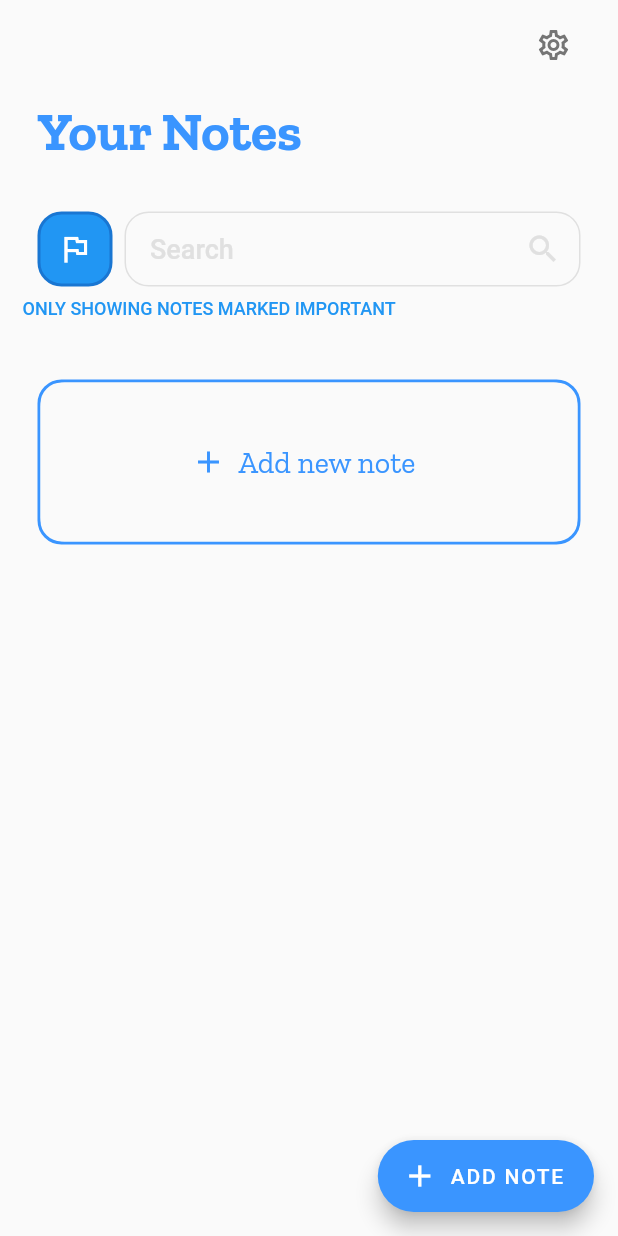
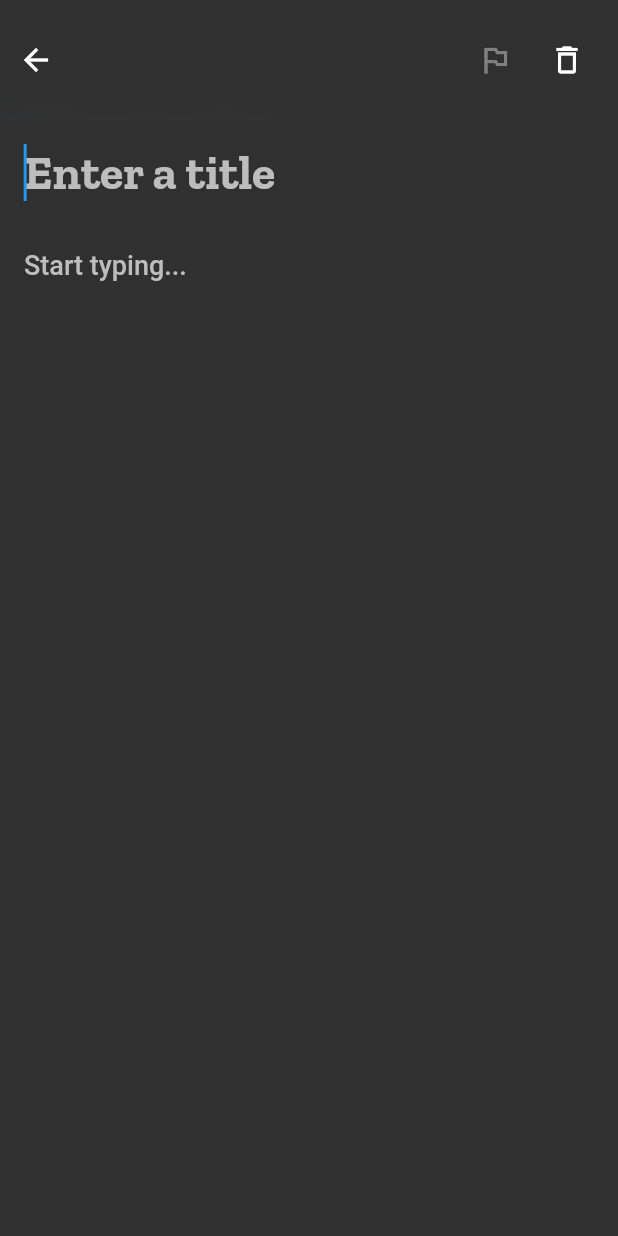
Before and after one commit to roshanrahman/flutter-notes-app, a Flutter app: the screen it shows after launch, after a tap on the "flag" icon, after a tap on "ADD NOTE", on a phone screen of 412 x 824 dp. Run offline on Flutter 3.47's test engine with Material 2 defaults, Android fonts, the phone set to English and light mode, and no system bars; our stand-ins replace outline_material_icons, share, shared_preferences, sqflite; accounts and stored records are empty; project files that could hold a hidden picture were left out.

```diff
--- a/lib/data/theme.dart
+++ b/lib/data/theme.dart
@@ -4,5 +4,10 @@ Color primaryColor = Color.fromARGB(255, 58, 149, 255);
 Color reallyLightGrey = Colors.grey.withAlpha(25);
 ThemeData appThemeLight =
     ThemeData.light().copyWith(primaryColor: primaryColor);
-ThemeData appThemeDark = ThemeData.dark()
-    .copyWith(primaryColor: Colors.white, toggleableActiveColor: primaryColor);
+ThemeData appThemeDark = ThemeData.dark().copyWith(
+    primaryColor: Colors.white,
+    toggleableActiveColor: primaryColor,
+    accentColor: primaryColor,
+    buttonColor: primaryColor,
+    textSelectionColor: primaryColor,
+    textSelectionHandleColor: primaryColor);
--- a/lib/main.dart
+++ b/lib/main.dart
@@ -1,4 +1,5 @@
 import 'package:flutter/material.dart';
+import 'package:notes/services/sharedPref.dart';
 import 'screens/home.dart';
 import 'data/theme.dart';
 
@@ -12,6 +13,12 @@ class MyApp extends StatefulWidget {
 
 class _MyAppState extends State<MyApp> {
   ThemeData theme = appThemeLight;
+  @override
+  void initState() {
+    super.initState();
+    updateThemeFromSharedPref();
+  }
+
   @override
   Widget build(BuildContext context) {
     return MaterialApp(
@@ -32,4 +39,13 @@ class _MyAppState extends State<MyApp> {
       });
     }
   }
+
+  void updateThemeFromSharedPref() async {
+    String themeText = await getThemeFromSharedPref();
+    if (themeText == 'light') {
+      setTheme(Brightness.light);
+    } else {
+      setTheme(Brightness.dark);
+    }
+  }
 }
--- /dev/null
+++ b/lib/screens/edit.dart
@@ -0,0 +1,262 @@
+import 'dart:ui';
+
+import 'package:flutter/cupertino.dart';
+import 'package:flutter/gestures.dart';
+import 'dart:async';
+import 'package:flutter/material.dart';
+import 'package:flutter/painting.dart';
+import 'package:flutter/painting.dart' as prefix0;
+import 'package:flutter/widgets.dart';
+import 'package:notes/data/models.dart';
+import 'package:notes/services/database.dart';
+import 'package:outline_material_icons/outline_material_icons.dart';
+
+class EditNotePage extends StatefulWidget {
+  Function() triggerRefetch;
+  NotesModel existingNote;
+  EditNotePage({Key key, Function() triggerRefetch, NotesModel existingNote})
+      : super(key: key) {
+    this.triggerRefetch = triggerRefetch;
+    this.existingNote = existingNote;
+  }
+  @override
+  _EditNotePageState createState() => _EditNotePageState();
+}
+
+class _EditNotePageState extends State<EditNotePage> {
+  bool isDirty = false;
+  bool isNoteNew = true;
+  FocusNode titleFocus = FocusNode();
+  FocusNode contentFocus = FocusNode();
+
+  NotesModel currentNote;
+  TextEditingController titleController = TextEditingController();
+  TextEditingController contentController = TextEditingController();
+
+  @override
+  void initState() {
+    super.initState();
+    if (widget.existingNote == null) {
+      currentNote = NotesModel(
+          content: '', title: '', date: DateTime.now(), isImportant: false);
+      isNoteNew = true;
+    } else {
+      currentNote = widget.existingNote;
+      isNoteNew = false;
+    }
+    titleController.text = currentNote.title;
+    contentController.text = currentNote.content;
+  }
+
+  @override
+  Widget build(BuildContext context) {
+    return Scaffold(
+        body: Stack(
+      children: <Widget>[
+        ListView(
+          children: <Widget>[
+            Container(
+              height: 80,
+            ),
+            Padding(
+              padding: const EdgeInsets.all(16.0),
+              child: TextField(
+                focusNode: titleFocus,
+                autofocus: true,
+                controller: titleController,
+                keyboardType: TextInputType.multiline,
+                maxLines: null,
+                onSubmitted: (text) {
+                  titleFocus.unfocus();
+                  FocusScope.of(context).requestFocus(contentFocus);
+                },
+                onChanged: (value) {
+                  markTitleAsDirty(value);
+                },
+                textInputAction: TextInputAction.next,
+                style: TextStyle(
+                    fontFamily: 'ZillaSlab',
+                    fontSize: 32,
+                    fontWeight: FontWeight.w700),
+                decoration: InputDecoration.collapsed(
+                  hintText: 'Enter a title',
+                  hintStyle: TextStyle(
+                      color: Colors.grey.shade400,
+                      fontSize: 32,
+                      fontFamily: 'ZillaSlab',
+                      fontWeight: FontWeight.w700),
+                  border: InputBorder.none,
+                ),
+              ),
+            ),
+            Padding(
+              padding: const EdgeInsets.all(16.0),
+              child: TextField(
+                focusNode: contentFocus,
+                controller: contentController,
+                keyboardType: TextInputType.multiline,
+                maxLines: null,
+                onChanged: (value) {
+                  markContentAsDirty(value);
+                },
+                style: TextStyle(fontSize: 18, fontWeight: FontWeight.w500),
+                decoration: InputDecoration.collapsed(
+                  hintText: 'Start typing...',
+                  hintStyle: TextStyle(
+                      color: Colors.grey.shade400,
+                      fontSize: 18,
+                      fontWeight: FontWeight.w500),
+                  border: InputBorder.none,
+                ),
+              ),
+            )
+          ],
+        ),
+        ClipRect(
+          child: BackdropFilter(
+              filter: ImageFilter.blur(sigmaX: 20, sigmaY: 20),
+              child: Container(
+                height: 80,
+                color: Theme.of(context).canvasColor.withOpacity(0.3),
+                child: SafeArea(
+                  child: Row(
+                    children: <Widget>[
+                      IconButton(
+                        icon: Icon(Icons.arrow_back),
+                        onPressed: handleBack,
+                      ),
+                      Spacer(),
+                      IconButton(
+                        tooltip: 'Mark note as important',
+                        icon: Icon(currentNote.isImportant
+                            ? Icons.flag
+                            : Icons.outlined_flag),
+                        onPressed: titleController.text.trim().isNotEmpty &&
+                                contentController.text.trim().isNotEmpty
+                            ? markImportantAsDirty
+                            : null,
+                      ),
+                      IconButton(
+                        icon: Icon(Icons.delete_outline),
+                        onPressed: () {
+                          handleDelete();
+                        },
+                      ),
+                      AnimatedContainer(
+                        margin: EdgeInsets.only(left: 10),
+                        duration: Duration(milliseconds: 200),
+                        width: isDirty ? 100 : 0,
+                        height: 42,
+                        curve: Curves.decelerate,
+                        child: RaisedButton.icon(
+                          color: Theme.of(context).accentColor,
+                          textColor: Colors.white,
+                          shape: RoundedRectangleBorder(
+                              borderRadius: BorderRadius.only(
+                                  topLeft: Radius.circular(100),
+                                  bottomLeft: Radius.circular(100))),
+                          icon: Icon(Icons.done),
+                          label: Text(
+                            'SAVE',
+                            style: TextStyle(letterSpacing: 1),
+                          ),
+                          onPressed: handleSave,
+                        ),
+                      )
+                    ],
+                  ),
+                ),
+              )),
+        )
+      ],
+    ));
+  }
+
+  void handleSave() async {
+    setState(() {
+      currentNote.title = titleController.text;
+      currentNote.content = contentController.text;
+      print('Hey there ${currentNote.content}');
+    });
+    if (isNoteNew) {
+      var latestNote = await NotesDatabaseService.db.addNoteInDB(currentNote);
+      setState(() {
+        currentNote = latestNote;
+      });
+    } else {
+      await NotesDatabaseService.db.updateNoteInDB(currentNote);
+    }
+    setState(() {
+      isNoteNew = false;
+      isDirty = false;
+    });
+    widget.triggerRefetch();
+    titleFocus.unfocus();
+    contentFocus.unfocus();
+  }
+
+  void markTitleAsDirty(String title) {
+    setState(() {
+      isDirty = true;
+    });
+  }
+
+  void markContentAsDirty(String content) {
+    setState(() {
+      isDirty = true;
+    });
+  }
+
+  void markImportantAsDirty() {
+    setState(() {
+      currentNote.isImportant = !currentNote.isImportant;
+    });
+    handleSave();
+  }
+
+  void handleDelete() async {
+    if (isNoteNew) {
+      Navigator.pop(context);
+    } else {
+      showDialog(
+          context: context,
+          builder: (BuildContext context) {
+            return AlertDialog(
+              shape: RoundedRectangleBorder(
+                  borderRadius: BorderRadius.circular(8)),
+              title: Text('Delete Note'),
+              content: Text('This note will be deleted permanently'),
+              actions: <Widget>[
+                FlatButton(
+                  child: Text('DELETE',
+                      style: prefix0.TextStyle(
+                          color: Colors.red.shade300,
+                          fontWeight: FontWeight.w500,
+                          letterSpacing: 1)),
+                  onPressed: () async {
+                    await NotesDatabaseService.db.deleteNoteInDB(currentNote);
+                    widget.triggerRefetch();
+                    Navigator.pop(context);
+                    Navigator.pop(context);
+                  },
+                ),
+                FlatButton(
+                  child: Text('CANCEL',
+                      style: TextStyle(
+                          color: Theme.of(context).primaryColor,
+                          fontWeight: FontWeight.w500,
+                          letterSpacing: 1)),
+                  onPressed: () {
+                    Navigator.pop(context);
+                  },
+                )
+              ],
+            );
+          });
+    }
+  }
+
+  void handleBack() {
+    Navigator.pop(context);
+  }
+}
--- a/lib/screens/home.dart
+++ b/lib/screens/home.dart
@@ -1,12 +1,16 @@
+import 'dart:async';
+
 import 'package:flutter/cupertino.dart';
 import 'package:flutter/material.dart';
 import 'package:flutter/painting.dart';
+import 'package:notes/components/faderoute.dart';
 import 'package:notes/data/models.dart';
+import 'package:notes/screens/edit.dart';
+import 'package:notes/screens/view.dart';
 import 'package:notes/services/database.dart';
 import 'settings.dart';
 import 'package:outline_material_icons/outline_material_icons.dart';
 import '../components/cards.dart';
-import '../data/theme.dart';
 
 class MyHomePage extends StatefulWidget {
   Function(Brightness brightness) changeTheme;
@@ -23,7 +27,9 @@ class MyHomePage extends StatefulWidget {
 
 class _MyHomePageState extends State<MyHomePage> {
   bool isFlagOn = false;
+  bool headerShouldHide = false;
   List<NotesModel> notesList = [];
+  TextEditingController searchController = TextEditingController();
 
   bool isSearchEmpty = true;
 
@@ -47,11 +53,17 @@ class _MyHomePageState extends State<MyHomePage> {
     return Scaffold(
       floatingActionButton: FloatingActionButton.extended(
         backgroundColor: Theme.of(context).primaryColor,
-        onPressed: () {},
+        onPressed: () {
+          gotoEditNote();
+        },
         label: Text('Add note'.toUpperCase()),
         icon: Icon(Icons.add),
       ),
-      body: AnimatedContainer(
+      body: GestureDetector(
+        onTap: () {
+          FocusScope.of(context).requestFocus(new FocusNode());
+        },
+        child: AnimatedContainer(
           duration: Duration(milliseconds: 200),
           child: ListView(
             physics: BouncingScrollPhysics(),
@@ -65,8 +77,8 @@ class _MyHomePageState extends State<MyHomePage> {
                       Navigator.push(
                           context,
                           CupertinoPageRoute(
-                            builder: (context) =>
-                                SettingsPage(changeTheme: widget.changeTheme)));
+                              builder: (context) => SettingsPage(
+                                  changeTheme: widget.changeTheme)));
                     },
                     child: AnimatedContainer(
                       duration: Duration(milliseconds: 200),
@@ -74,7 +86,9 @@ class _MyHomePageState extends State<MyHomePage> {
                       alignment: Alignment.centerRight,
                       child: Icon(
                         OMIcons.settings,
-                      color: Colors.grey.shade600,
+                        color: Theme.of(context).brightness == Brightness.light
+                            ? Colors.grey.shade600
+                            : Colors.grey.shade300,
                       ),
                     ),
                   ),
@@ -85,12 +99,14 @@ class _MyHomePageState extends State<MyHomePage> {
               buildImportantIndicatorText(),
               Container(height: 32),
               ...buildNoteComponentsList(),
-            AddNoteCardComponent(),
+              GestureDetector(
+                  onTap: gotoEditNote, child: AddNoteCardComponent()),
               Container(height: 100)
             ],
           ),
           margin: EdgeInsets.only(top: 2),
           padding: EdgeInsets.only(left: 15, right: 15),
+        ),
       ),
     );
   }
@@ -112,7 +128,7 @@ class _MyHomePageState extends State<MyHomePage> {
               width: 50,
               curve: Curves.slowMiddle,
               child: Icon(
-                OMIcons.flag,
+                isFlagOn ? Icons.flag : OMIcons.flag,
                 color: isFlagOn ? Colors.white : Colors.grey.shade300,
               ),
               decoration: BoxDecoration(
@@ -140,9 +156,9 @@ class _MyHomePageState extends State<MyHomePage> {
                 children: <Widget>[
                   Expanded(
                     child: TextField(
+                      controller: searchController,
                       maxLines: 1,
                       onChanged: (value) {
-                        print("Entered onChange $value");
                         handleSearch(value);
                       },
                       autofocus: false,
@@ -163,7 +179,7 @@ class _MyHomePageState extends State<MyHomePage> {
                   IconButton(
                     icon: Icon(isSearchEmpty ? Icons.search : Icons.cancel,
                         color: Colors.grey.shade300),
-                    onPressed: () {},
+                    onPressed: cancelSearch,
                   ),
                 ],
               ),
@@ -175,8 +191,13 @@ class _MyHomePageState extends State<MyHomePage> {
   }
 
   Widget buildHeaderWidget(BuildContext context) {
-    return Container(
+    return Row(
+      children: <Widget>[
+        AnimatedContainer(
+          duration: Duration(milliseconds: 200),
+          curve: Curves.easeIn,
           margin: EdgeInsets.only(top: 8, bottom: 32, left: 10),
+          width: headerShouldHide ? 0 : 200,
           child: Text(
             'Your Notes',
             style: TextStyle(
@@ -184,7 +205,11 @@ class _MyHomePageState extends State<MyHomePage> {
                 fontWeight: FontWeight.w700,
                 fontSize: 36,
                 color: Theme.of(context).primaryColor),
+            overflow: TextOverflow.clip,
+            softWrap: false,
           ),
+        ),
+      ],
     );
   }
 
@@ -215,9 +240,40 @@ class _MyHomePageState extends State<MyHomePage> {
 
   List<Widget> buildNoteComponentsList() {
     List<Widget> noteComponentsList = [];
+    notesList.sort((a, b) {
+      return b.date.compareTo(a.date);
+    });
+    if (searchController.text.isNotEmpty) {
       notesList.forEach((note) {
-      noteComponentsList.add(NoteCardComponent(noteData: note));
+        if (note.title
+                .toLowerCase()
+                .contains(searchController.text.toLowerCase()) ||
+            note.content
+                .toLowerCase()
+                .contains(searchController.text.toLowerCase()))
+          noteComponentsList.add(NoteCardComponent(
+            noteData: note,
+            onTapAction: openNoteToRead,
+          ));
       });
+      return noteComponentsList;
+    }
+    if (isFlagOn) {
+      notesList.forEach((note) {
+        if (note.isImportant)
+          noteComponentsList.add(NoteCardComponent(
+            noteData: note,
+            onTapAction: openNoteToRead,
+          ));
+      });
+    } else {
+      notesList.forEach((note) {
+        noteComponentsList.add(NoteCardComponent(
+          noteData: note,
+          onTapAction: openNoteToRead,
+        ));
+      });
+    }
     return noteComponentsList;
   }
 
@@ -232,4 +288,42 @@ class _MyHomePageState extends State<MyHomePage> {
       });
     }
   }
+
+  void gotoEditNote() {
+    Navigator.push(
+        context,
+        CupertinoPageRoute(
+            builder: (context) =>
+                EditNotePage(triggerRefetch: refetchNotesFromDB)));
   }
+
+  void refetchNotesFromDB() async {
+    await setNotesFromDB();
+    print("Refetched notes");
+  }
+
+  openNoteToRead(NotesModel noteData) async {
+    setState(() {
+      headerShouldHide = true;
+    });
+    await Future.delayed(Duration(milliseconds: 230), () {});
+    Navigator.push(
+        context,
+        FadeRoute(
+            page: ViewNotePage(
+                triggerRefetch: refetchNotesFromDB, currentNote: noteData)));
+    await Future.delayed(Duration(milliseconds: 300), () {});
+
+    setState(() {
+      headerShouldHide = false;
+    });
+  }
+
+  void cancelSearch() {
+    FocusScope.of(context).requestFocus(new FocusNode());
+    setState(() {
+      searchController.clear();
+      isSearchEmpty = true;
+    });
+  }
+}
--- a/lib/services/database.dart
+++ b/lib/services/database.dart
@@ -48,7 +48,7 @@ class NotesDatabaseService {
     final db = await database;
     await db.update('Notes', updatedNote.toMap(),
         where: '_id = ?', whereArgs: [updatedNote.id]);
-    print('Note updated');
+    print('Note updated: ${updatedNote.title} ${updatedNote.content}');
   }
 
   deleteNoteInDB(NotesModel noteToDelete) async {
@@ -59,12 +59,13 @@ class NotesDatabaseService {
 
   Future<NotesModel> addNoteInDB(NotesModel newNote) async {
     final db = await database;
+    if (newNote.title.trim().isEmpty) newNote.title = 'Untitled Note';
     int id = await db.transaction((transaction) {
       transaction.rawInsert(
-          'INSERT into Notes(title, content, date, isImportant) VALUES ${newNote.title}, ${newNote.content}, ${newNote.date.toIso8601String()}, ${newNote.isImportant == true ? 1 : 0}');
+          'INSERT into Notes(title, content, date, isImportant) VALUES ("${newNote.title}", "${newNote.content}", "${newNote.date.toIso8601String()}", ${newNote.isImportant == true ? 1 : 0});');
     });
     newNote.id = id;
-    print('New note added');
+    print('Note added: ${newNote.title} ${newNote.content}');
     return newNote;
   }
 }
--- /dev/null
+++ b/lib/services/sharedPref.dart
@@ -0,0 +1,11 @@
+import 'package:shared_preferences/shared_preferences.dart';
+
+Future<String> getThemeFromSharedPref() async {
+  SharedPreferences sharedPref = await SharedPreferences.getInstance();
+  return sharedPref.getString('theme');
+}
+
+void setThemeinSharedPref(String val) async {
+  SharedPreferences sharedPref = await SharedPreferences.getInstance();
+  sharedPref.setString('theme', val);
+}
```
Also changed, not shown: lib/components/cards.dart (+19 -9 lines), lib/components/faderoute.dart (added, +24 -0 lines), lib/screens/settings.dart (+12 -1 lines), lib/screens/view.dart (added, +208 -0 lines), pubspec.yaml (+6 -1 lines), pubspec.lock, 8 other files. Lines whose indentation alone changed are shown as unchanged.
